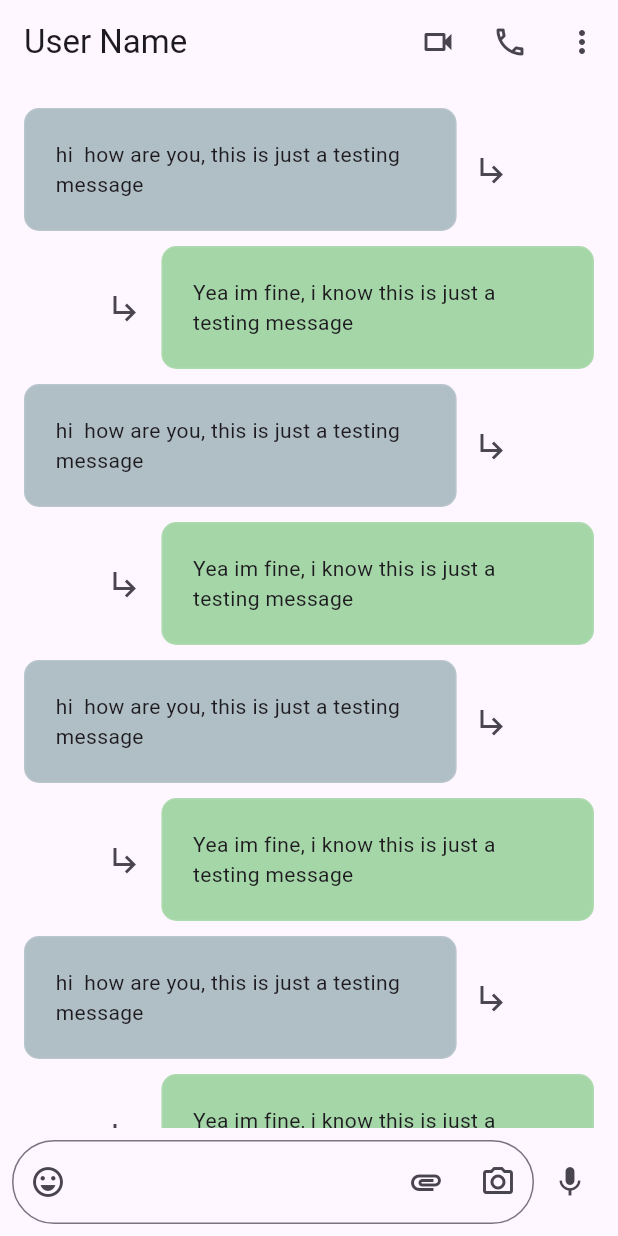
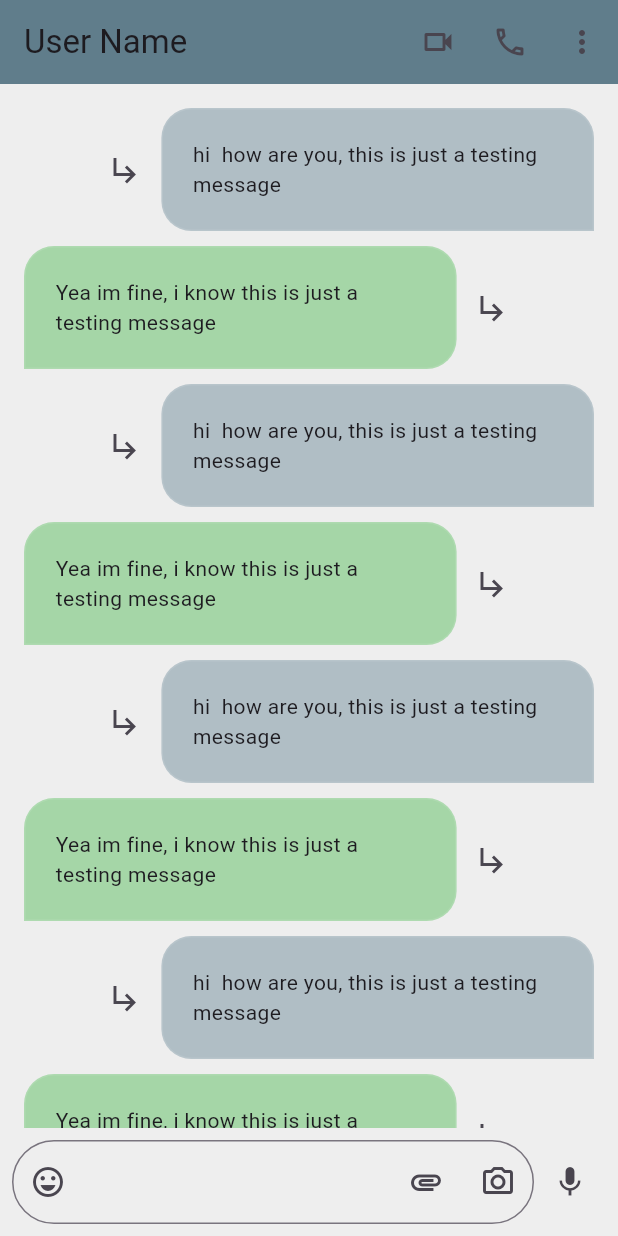
Before and after one commit to AshwaniDev101/Flutter-LanternChat, a Flutter app: the screen it shows after launch, on a phone screen of 412 x 824 dp. Run offline on Flutter 3.47's test engine with Material 3 defaults, Android fonts, the light colour scheme and no system bars.

Commit message:
feat: Refactor colors and improve chat bubble UI
This commit introduces several UI enhancements to the chat page and begins to centralize style definitions.

Key changes in `lib/pages/chatpage.dart`:
- The `AppBar` background color is now set to `Colors.blueGrey`.
- The page's background color has been changed to a light grey (`Colors.grey[200]`).
- The alignment of sent and received messages has been corrected, with sent messages on the right and received on the left.
- The corner radius of chat bubbles has been updated to give them a more distinct shape.

A new file, `lib/style/themes.dart`, has been created to define and export common app colors like `appbarColors`.

```diff
--- a/lib/pages/chatpage.dart
+++ b/lib/pages/chatpage.dart
@@ -35,6 +35,7 @@ class Chatpage extends StatelessWidget {
   Widget build(BuildContext context) {
     return Scaffold(
       appBar: _appBar(context),
+      backgroundColor: Colors.grey[200],
       body: Column(children: [_messageList(context), _textArea(context)]),
     );
   }
@@ -42,6 +43,7 @@ class Chatpage extends StatelessWidget {
   // Page App bar
   AppBar _appBar(BuildContext context) {
     return AppBar(
+      backgroundColor: Colors.blueGrey,
       title: Text("User Name "),
       actions: [
         IconButton(onPressed: () {}, icon: Icon(Icons.videocam_outlined)),
@@ -72,13 +74,15 @@ class Chatpage extends StatelessWidget {
 
           if (isSelf) {
             return Row(
-              mainAxisAlignment: MainAxisAlignment.start,
+              mainAxisAlignment: MainAxisAlignment.end,
               children: [
+
+                IconButton(onPressed: () {}, icon: Icon(Icons.subdirectory_arrow_right_outlined)),
                 Container(
                   width: MediaQuery.of(context).size.width * 0.7,
                   padding: EdgeInsets.all(20),
                   decoration: BoxDecoration(
-                    borderRadius: BorderRadius.all(Radius.circular(10)),
+                    borderRadius: BorderRadius.only(topLeft: Radius.circular(20),topRight: Radius.circular(20), bottomLeft: Radius.circular(20)),
                     color: Colors.blueGrey[200],
 
                     border: Border.all(color: Colors.white10),
@@ -87,19 +91,19 @@ class Chatpage extends StatelessWidget {
                   child: Text('hi  how are you, this is just a testing message', softWrap: true),
                 ),
 
-                IconButton(onPressed: () {}, icon: Icon(Icons.subdirectory_arrow_right_outlined)),
+
               ],
             );
           } else {
             return Row(
-              mainAxisAlignment: MainAxisAlignment.end,
+              mainAxisAlignment: MainAxisAlignment.start,
               children: [
-                IconButton(onPressed: () {}, icon: Icon(Icons.subdirectory_arrow_right_outlined)),
+
                 Container(
                   width: MediaQuery.of(context).size.width * 0.7,
                   padding: EdgeInsets.all(20),
                   decoration: BoxDecoration(
-                    borderRadius: BorderRadius.all(Radius.circular(10)),
+                    borderRadius: BorderRadius.only(topLeft: Radius.circular(20),topRight: Radius.circular(20), bottomRight: Radius.circular(20)),
                     color: Colors.green[200],
 
                     border: Border.all(color: Colors.white10),
@@ -107,6 +111,8 @@ class Chatpage extends StatelessWidget {
 
                   child: Text('Yea im fine, i know this is just a testing message', softWrap: true),
                 ),
+
+                IconButton(onPressed: () {}, icon: Icon(Icons.subdirectory_arrow_right_outlined)),
               ],
             );
           }
--- /dev/null
+++ b/lib/style/themes.dart
@@ -0,0 +1,6 @@
+
+
+import 'package:flutter/material.dart';
+
+final Color appbarColors = Colors.blueGrey;
+final Color iconColors = Colors.white;
```
